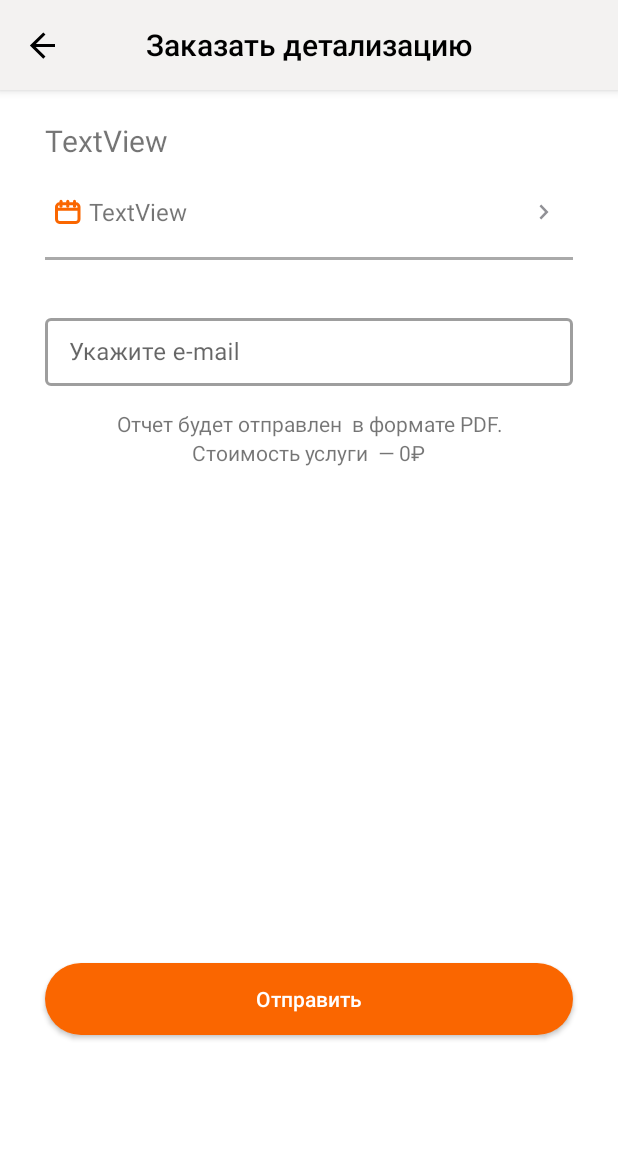
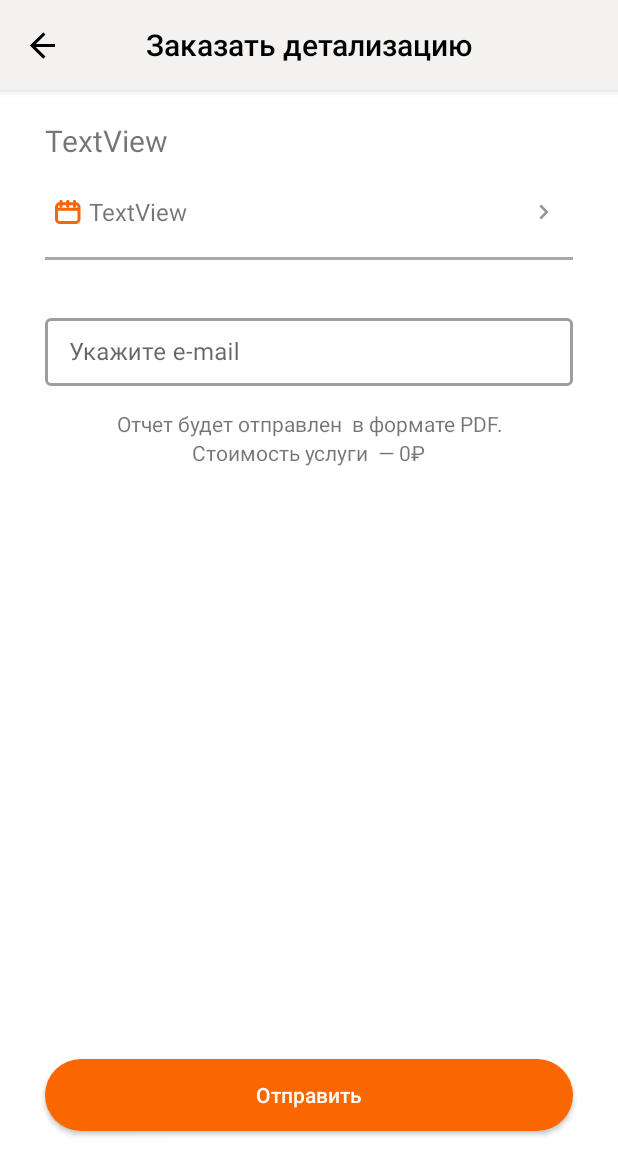
Before and after one commit to MaryAndr/Mary_Andreeva, an Android app: the CostsEmailFragment screen opened through its navigation route, on a phone screen of 412 x 824 dp. Shown: the top 1175 px of the screen. Run offline under Robolectric (Android 15) with nearby library versions, the phone set to English and light mode, and no system bars; our stand-ins replace RxJava, navigation-ui; libraries missing offline, so code that uses them is left out: com.hannesdorfmann.mosby3, com.jakewharton.rxbinding2, ru.slybeaver.slycalendarview.

Commit message:
bug fixes

```diff
--- a/app/src/main/java/kz/atc/mobapp/fragments/main/CostsEmailFragment.kt
+++ b/app/src/main/java/kz/atc/mobapp/fragments/main/CostsEmailFragment.kt
@@ -49,7 +49,7 @@ class CostsEmailFragment :
                 tvPeriod.text = state.defPeriod
             }
             is CostsEmailState.ErrorShown -> {
-                Toast.makeText(context, state.error, Toast.LENGTH_SHORT).show()
+                layoutTextInputEnterEmail.error = state.error
             }
         }
     }
--- a/app/src/main/java/kz/atc/mobapp/presenters/interactors/SubscriberInteractor.kt
+++ b/app/src/main/java/kz/atc/mobapp/presenters/interactors/SubscriberInteractor.kt
@@ -63,6 +63,9 @@ class SubscriberInteractor(ctx: Context) {
     }
 
     fun sendDetalEmail(emailDetalModel: EmailDetalModel): Observable<CostsEmailState> {
+
+        if (StringUtils().isEmailValid(emailDetalModel.email)) {
+
         val emailCosts = EmailCosts()
         val dates = emailDetalModel.period.split("-")
         if (dates.size > 1) {
@@ -78,6 +81,8 @@ class SubscriberInteractor(ctx: Context) {
 
         return subService.sendDetalization(emailCosts).flatMap {
             Observable.just(CostsEmailState.EmailSent)
+        }} else {
+            return Observable.just(CostsEmailState.ErrorShown("Некорректный email"))
         }
     }
 
--- a/app/src/main/java/kz/atc/mobapp/presenters/main/CostsAndReplenishmentPresenter.kt
+++ b/app/src/main/java/kz/atc/mobapp/presenters/main/CostsAndReplenishmentPresenter.kt
@@ -46,7 +46,7 @@ class CostsAndReplenishmentPresenter(val ctx: Context) :
         var replenishmentDataShownIntent: Observable<CostAndReplenishmentPartialState> =
             intent(CostAndReplenishmentView::getReplenishmentDataIntent)
                 .flatMap {
-                    subService.getReplenishmentData(it).subscribeOn(Schedulers.io()).onErrorResumeNext { error: Throwable ->
+                    subService.getReplenishmentData(it).subscribeOn(Schedulers.io()).onErrorReturn { error: Throwable ->
                         var errMessage = error.localizedMessage
                         if (error is HttpException) {
                             errMessage = if (error.code() == 409) {
@@ -60,7 +60,7 @@ class CostsAndReplenishmentPresenter(val ctx: Context) :
                                 errorObj.error_description
                             }
                         }
-                        Observable.just(CostAndReplenishmentPartialState.ShowErrorState(errMessage))
+                        CostAndReplenishmentPartialState.ShowErrorState(errMessage)
                     }
                 }
 
@@ -99,7 +99,6 @@ class CostsAndReplenishmentPresenter(val ctx: Context) :
                 previousState.mainDataLoaded = true
                 previousState.mainData = changes.data
                 previousState.replenishmentDataLoaded = false
-                Log.d("Debug", "DATA")
                 return previousState
             }
             is CostAndReplenishmentPartialState.ShowCostsLayout -> {
@@ -141,6 +140,7 @@ class CostsAndReplenishmentPresenter(val ctx: Context) :
                 previousState.costsShown = false
                 previousState.mainDataLoaded = false
                 previousState.replenishmentShown = false
+                Log.d("debug", "fixed")
                 return previousState
             }
             is CostAndReplenishmentPartialState.Loading -> {
--- a/app/src/main/java/kz/atc/mobapp/utils/StringUtils.kt
+++ b/app/src/main/java/kz/atc/mobapp/utils/StringUtils.kt
@@ -15,4 +15,8 @@ class StringUtils {
         }
         return unitValue
     }
+
+    fun isEmailValid(email: String): Boolean {
+        return android.util.Patterns.EMAIL_ADDRESS.matcher(email).matches()
+    }
 }
--- a/app/src/main/res/layout/fragment_costs_email.xml
+++ b/app/src/main/res/layout/fragment_costs_email.xml
@@ -125,7 +125,7 @@
         android:id="@+id/btnSend"
         android:layout_width="0dp"
         android:layout_height="wrap_content"
-        android:layout_marginTop="350dp"
+        android:layout_marginBottom="70dp"
         android:background="@drawable/oval_button"
         android:text="Отправить"
         android:textColor="@color/cardview_light_background"
@@ -133,7 +133,7 @@
         app:layout_constraintEnd_toStartOf="@+id/guideline17"
         app:layout_constraintStart_toStartOf="@+id/guideline16"
         app:layout_constraintTop_toBottomOf="@+id/textView7"
-        app:layout_constraintVertical_bias="0.0" />
+        app:layout_constraintVertical_bias="1.0" />
 
     <TextView
         android:id="@+id/textView5"
```
Also changed, not shown: app/src/main/java/kz/atc/mobapp/fragments/main/CostsAndReplenishment.kt (+15 -10 lines), 2 other files.
